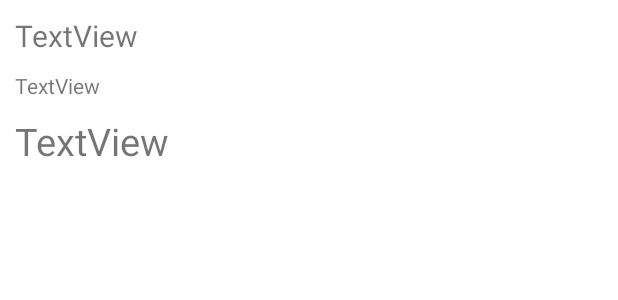
After one commit to Leozhang0301/dongqiudi, an Android app: the layout comment_item.xml on its own in the app's theme, with its tools: preview values and no code run, on a phone screen of 412 x 824 dp. The commit adds this screen. Shown: the top 300 px of the screen. Run offline under Robolectric (Android 15) with nearby library versions, the phone set to English and light mode, and no system bars.

Commit message:
评论显示 新闻发布系统上传封面

```diff
--- a/client/app/src/main/java/com/example/client/TeamNewsActivity.java
+++ b/client/app/src/main/java/com/example/client/TeamNewsActivity.java
@@ -71,7 +71,6 @@ public class TeamNewsActivity extends AppCompatActivity {
                 startActivity(intent);
             }
         });
-        //team.setText(bundle.getString("team"));
     }
 
     private void setdata() {
--- a/client/app/src/main/java/com/example/client/ui/news/NewsFragment.java
+++ b/client/app/src/main/java/com/example/client/ui/news/NewsFragment.java
@@ -73,6 +73,7 @@ public class NewsFragment extends Fragment {
                 bundle.putString("url",item.getUrl());
                 bundle.putString("title",item.getTitle());
                 bundle.putString("time",item.getPublishTime());
+                bundle.putString("ID",item.getNewsID());
                 intent.putExtras(bundle);
                 intent.setClass(getActivity(),NewsActivity.class);
                 startActivity(intent);
@@ -111,7 +112,8 @@ public class NewsFragment extends Fragment {
                                 String publishTime=jsonObject.getString("时间");
                                 String contentURL="http://8.129.27.254/news/"+title+".html" ;
                                 String coverURL=jsonObject.getString("封面");
-                                newsItems.add(new NewsItem(title,publishTime,coverURL,contentURL));
+                                String newsID=jsonObject.getString("ID");
+                                newsItems.add(new NewsItem(title,publishTime,coverURL,contentURL,newsID));
                             }
                             itemAdapter=new NewsItemAdapter((LinkedList<NewsItem>)newsItems,getActivity());
                             newslist.setAdapter(itemAdapter);
--- /dev/null
+++ b/client/app/src/main/res/layout/comment_item.xml
@@ -0,0 +1,42 @@
+<?xml version="1.0" encoding="utf-8"?>
+<androidx.constraintlayout.widget.ConstraintLayout xmlns:android="http://schemas.android.com/apk/res/android"
+    xmlns:app="http://schemas.android.com/apk/res-auto"
+    xmlns:tools="http://schemas.android.com/tools"
+    android:layout_width="match_parent"
+    android:layout_height="match_parent">
+
+    <TextView
+        android:id="@+id/comment_name"
+        android:layout_width="wrap_content"
+        android:layout_height="wrap_content"
+        android:layout_marginStart="10dp"
+        android:layout_marginLeft="10dp"
+        android:layout_marginTop="10dp"
+        android:text="TextView"
+        android:textSize="20dp"
+        app:layout_constraintStart_toStartOf="parent"
+        app:layout_constraintTop_toTopOf="parent" />
+
+    <TextView
+        android:id="@+id/comment_time"
+        android:layout_width="wrap_content"
+        android:layout_height="wrap_content"
+        android:layout_marginStart="10dp"
+        android:layout_marginLeft="10dp"
+        android:layout_marginTop="10dp"
+        android:text="TextView"
+        app:layout_constraintStart_toStartOf="parent"
+        app:layout_constraintTop_toBottomOf="@+id/comment_name" />
+
+    <TextView
+        android:id="@+id/comment_content"
+        android:layout_width="wrap_content"
+        android:layout_height="wrap_content"
+        android:layout_marginStart="10dp"
+        android:layout_marginLeft="10dp"
+        android:layout_marginTop="10dp"
+        android:text="TextView"
+        app:layout_constraintStart_toStartOf="parent"
+        app:layout_constraintTop_toBottomOf="@+id/comment_time"
+        android:textSize="25dp"/>
+</androidx.constraintlayout.widget.ConstraintLayout>
```
Also changed, not shown: client/app/src/main/java/com/example/client/ui/news/Comment.java (added, +37 -0 lines), client/app/src/main/java/com/example/client/ui/news/CommentAdapter.java (added, +62 -0 lines), client/app/src/main/java/com/example/client/ui/news/NewsActivity.java (+82 -0 lines), client/app/src/main/java/com/example/client/ui/news/NewsItem.java (+17 -0 lines), client/app/src/main/res/layout/layout_news.xml (+19 -0 lines), 2 other files.
